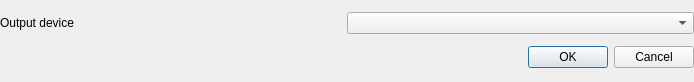
The window that src/swaggboard/options.ui (benapetr/swaggboard) describes before a commit, drawn with Qt 5.
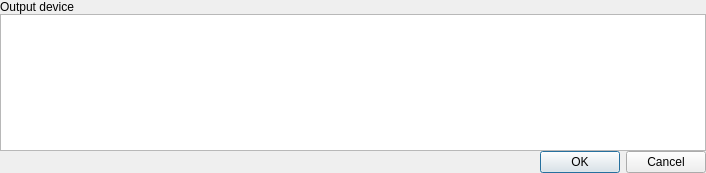
The same window after the commit.

What changed in the file:
```diff
--- a/src/swaggboard/options.ui
+++ b/src/swaggboard/options.ui
@@ -6,8 +6,8 @@
    <rect>
     <x>0</x>
     <y>0</y>
-    <width>694</width>
-    <height>82</height>
+    <width>706</width>
+    <height>173</height>
    </rect>
   </property>
   <property name="windowTitle">
@@ -30,8 +30,6 @@
     <number>0</number>
    </property>
    <item>
-    <layout class="QHBoxLayout" name="horizontalLayout">
-     <item>
       <widget class="QLabel" name="label">
        <property name="text">
         <string>Output device</string>
@@ -39,9 +37,7 @@
       </widget>
      </item>
      <item>
-      <widget class="QComboBox" name="comboBox"/>
-     </item>
-    </layout>
+    <widget class="QTableWidget" name="tableWidget"/>
    </item>
    <item>
     <widget class="QDialogButtonBox" name="buttonBox">
```
Lines whose indentation alone changed are shown as unchanged.
